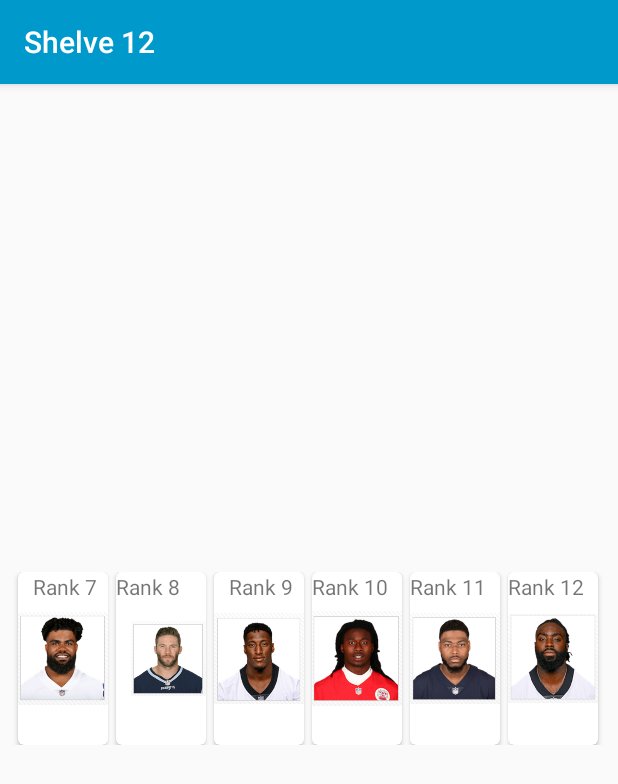
After one commit to jays31/shelve12, an Android app: the PlayActivity screen opened directly, with no data from a screen before it, on a phone screen of 412 x 824 dp. The commit adds this screen. Shown: the top 784 px of the screen. Run offline under Robolectric (Android 15) with nearby library versions, the phone set to English and light mode, and no system bars.

Commit message:
Integrated PlayActivity

```diff
--- a/app/src/main/AndroidManifest.xml
+++ b/app/src/main/AndroidManifest.xml
@@ -9,7 +9,8 @@
         android:roundIcon="@mipmap/ic_launcher_round"
         android:supportsRtl="true"
         android:theme="@style/AppTheme">
-        <activity android:name=".DashboardActivity"></activity>
+        <activity android:name=".PlayActivity"></activity>
+        <activity android:name=".DashboardActivity" />
         <activity
             android:name=".SplashActivity"
             android:label="@string/app_name"
--- a/app/src/main/java/mapleleafs/dal/shelve12/DashboardActivity.java
+++ b/app/src/main/java/mapleleafs/dal/shelve12/DashboardActivity.java
@@ -33,7 +33,7 @@ public class DashboardActivity extends AppCompatActivity
         btnPlay.setOnClickListener(new View.OnClickListener() {
             public void onClick(View arg0) {
 
-                Intent myIntent = new Intent(DashboardActivity.this, SplashActivity.class);
+                Intent myIntent = new Intent(DashboardActivity.this, PlayActivity.class);
                 startActivity(myIntent);
             }
         });
@@ -50,7 +50,7 @@ public class DashboardActivity extends AppCompatActivity
 
         DrawerLayout drawer = (DrawerLayout) findViewById(R.id.drawer_layout);
         ActionBarDrawerToggle toggle = new ActionBarDrawerToggle(
-                this, drawer, toolbar, R.string.navigation_drawer_open, R.string.navigation_drawer_close);
+                this,   drawer, toolbar, R.string.navigation_drawer_open, R.string.navigation_drawer_close);
         drawer.addDrawerListener(toggle);
         toggle.syncState();
 
--- /dev/null
+++ b/app/src/main/java/mapleleafs/dal/shelve12/PlayActivity.java
@@ -0,0 +1,118 @@
+package mapleleafs.dal.shelve12;
+
+import android.os.Bundle;
+import android.support.v7.app.AppCompatActivity;
+import android.support.v7.widget.CardView;
+import android.support.v7.widget.Toolbar;
+import android.view.View;
+import android.widget.Toast;
+
+public class PlayActivity extends AppCompatActivity {
+
+    private static CardView cardView1;
+    private static CardView cardView2;
+    private static CardView cardView3;
+    private static CardView cardView4;
+    private static CardView cardView5;
+    private static CardView cardView6;
+    private static CardView cardView7;
+    private static CardView cardView8;
+    private static CardView cardView9;
+    private static CardView cardView10;
+    private static CardView cardView11;
+    private static CardView cardView12;
+
+
+    @Override
+    protected void onCreate(Bundle savedInstanceState) {
+        super.onCreate(savedInstanceState);
+        setContentView(R.layout.play);
+        Toolbar toolbar = (Toolbar) findViewById(R.id.toolbar);
+        setSupportActionBar(toolbar);
+        getCardViews();
+        setVisibiltyOfCards();
+
+        cardView7.setOnClickListener(new View.OnClickListener() {
+            @Override
+            public void onClick(View v) {
+                cardView1.setVisibility(View.VISIBLE);
+                Toast.makeText(v.getContext(), "Card 7 Clicked", Toast.LENGTH_SHORT).show();
+            }
+        });
+
+        cardView8.setOnClickListener(new View.OnClickListener() {
+            @Override
+            public void onClick(View v) {
+                cardView2.setVisibility(View.VISIBLE);
+                Toast.makeText(v.getContext(), "Card 8 Clicked", Toast.LENGTH_SHORT).show();
+            }
+        });
+
+        cardView9.setOnClickListener(new View.OnClickListener() {
+            @Override
+            public void onClick(View v) {
+                cardView3.setVisibility(View.VISIBLE);
+                Toast.makeText(v.getContext(), "Card 9 Clicked", Toast.LENGTH_SHORT).show();
+            }
+        });
+
+        cardView10.setOnClickListener(new View.OnClickListener() {
+            @Override
+            public void onClick(View v) {
+                cardView4.setVisibility(View.VISIBLE);
+                Toast.makeText(v.getContext(), "Card 10 Clicked", Toast.LENGTH_SHORT).show();
+            }
+        });
+
+        cardView11.setOnClickListener(new View.OnClickListener() {
+            @Override
+            public void onClick(View v) {
+                cardView5.setVisibility(View.VISIBLE);
+                Toast.makeText(v.getContext(), "Card 11 Clicked", Toast.LENGTH_SHORT).show();
+            }
+        });
+
+        cardView12.setOnClickListener(new View.OnClickListener() {
+            @Override
+            public void onClick(View v) {
+                cardView6.setVisibility(View.VISIBLE);
+                Toast.makeText(v.getContext(), "Card 12 Clicked", Toast.LENGTH_SHORT).show();
+            }
+        });
+
+    }
+
+    /**
+     * This method will be used to set the
+     * visibility of cards depending upon whether it is
+     * a user's card or system's card
+     */
+    public void setVisibiltyOfCards(){
+        cardView1.setVisibility(View.INVISIBLE);
+        cardView2.setVisibility(View.INVISIBLE);
+        cardView3.setVisibility(View.INVISIBLE);
+        cardView4.setVisibility(View.INVISIBLE);
+        cardView5.setVisibility(View.INVISIBLE);
+        cardView6.setVisibility(View.INVISIBLE);
+    }
+
+    /**
+     * This method will fetch
+     * the card view objects
+     */
+    public void getCardViews(){
+        cardView1 = findViewById(R.id.card_view_1);
+        cardView2 = findViewById(R.id.card_view_2);
+        cardView3 = findViewById(R.id.card_view_3);
+        cardView4 = findViewById(R.id.card_view_4);
+        cardView5 = findViewById(R.id.card_view_5);
+        cardView6 = findViewById(R.id.card_view_6);
+        cardView7 = findViewById(R.id.card_view_7);
+        cardView8 = findViewById(R.id.card_view_8);
+        cardView9 = findViewById(R.id.card_view_9);
+        cardView10 = findViewById(R.id.card_view_10);
+        cardView11 = findViewById(R.id.card_view_11);
+        cardView12 = findViewById(R.id.card_view_12);
+    }
+
+}
--- /dev/null
+++ b/app/src/main/res/layout/play.xml
@@ -0,0 +1,274 @@
+<?xml version="1.0" encoding="utf-8"?>
+<LinearLayout
+    xmlns:android="http://schemas.android.com/apk/res/android"
+    xmlns:app="http://schemas.android.com/apk/res-auto"
+    xmlns:tools="http://schemas.android.com/tools"
+    android:layout_width="match_parent"
+    android:layout_height="match_parent"
+    android:orientation="vertical">
+
+    <android.support.design.widget.AppBarLayout
+        android:layout_width="match_parent"
+        android:layout_height="wrap_content"
+        android:theme="@style/AppTheme.AppBarOverlay">
+
+        <android.support.v7.widget.Toolbar
+            android:id="@+id/toolbar"
+            android:layout_width="match_parent"
+            android:layout_height="?attr/actionBarSize"
+            android:background="@android:color/holo_blue_dark"
+            app:popupTheme="@style/AppTheme.PopupOverlay" />
+    </android.support.design.widget.AppBarLayout>
+
+    <!-- This layout is used to create the activity_cards for the computer   -->
+    <LinearLayout
+        android:layout_width="match_parent"
+        android:layout_height="wrap_content"
+        android:layout_marginTop="10dp"
+        android:orientation="horizontal">
+
+        <android.support.v7.widget.CardView xmlns:card_view="http://schemas.android.com/apk/res-auto"
+            android:id="@+id/card_view_1"
+            android:layout_width="60dp"
+            android:layout_height="115dp"
+            android:layout_gravity="center"
+            android:layout_marginLeft="12dp"
+            card_view:cardCornerRadius="4dp">
+
+            <ImageView
+                android:id="@+id/imageView_1"
+                android:layout_width="match_parent"
+                android:layout_height="match_parent"
+                android:src="@raw/player1" />
+
+            <TextView
+                android:layout_width="match_parent"
+                android:layout_height="113dp"
+                android:layout_marginLeft="10dp"
+                android:text="Rank 1" />
+        </android.support.v7.widget.CardView>
+
+        <android.support.v7.widget.CardView xmlns:card_view="http://schemas.android.com/apk/res-auto"
+            android:id="@+id/card_view_2"
+            android:layout_width="60dp"
+            android:layout_height="115dp"
+            android:layout_gravity="center"
+            android:layout_marginLeft="5dp"
+            card_view:cardCornerRadius="4dp">
+
+            <ImageView
+                android:id="@+id/imageView_2"
+                android:layout_width="match_parent"
+                android:layout_height="match_parent"
+                android:src="@raw/player2" />
+
+            <TextView
+                android:layout_width="match_parent"
+                android:layout_height="113dp"
+                android:layout_marginLeft="10dp"
+                android:text="Rank 2" />
+        </android.support.v7.widget.CardView>
+
+        <android.support.v7.widget.CardView
+            android:id="@+id/card_view_5"
+            android:layout_width="60dp"
+            android:layout_height="115dp"
+            android:layout_gravity="center"
+            android:layout_marginLeft="5dp"
+            app:cardCornerRadius="4dp">
+
+            <ImageView
+                android:id="@+id/imageView_5"
+                android:layout_width="match_parent"
+                android:layout_height="match_parent"
+                android:src="@raw/player5" />
+
+            <TextView
+                android:layout_width="match_parent"
+                android:layout_height="113dp"
+                android:layout_marginLeft="10dp"
+                android:text="Rank 5" />
+        </android.support.v7.widget.CardView>
+
+        <android.support.v7.widget.CardView xmlns:card_view="http://schemas.android.com/apk/res-auto"
+            android:id="@+id/card_view_3"
+            android:layout_width="60dp"
+            android:layout_height="115dp"
+            android:layout_gravity="center"
+            android:layout_marginLeft="5dp"
+            card_view:cardCornerRadius="4dp">
+
+            <ImageView
+                android:id="@+id/imageView_3"
+                android:layout_width="match_parent"
+                android:layout_height="match_parent"
+                android:src="@raw/player3" />
+
+            <TextView
+                android:layout_width="match_parent"
+                android:layout_height="113dp"
+                android:layout_marginLeft="10dp"
+                android:text="Rank 3" />
+        </android.support.v7.widget.CardView>
+
+        <android.support.v7.widget.CardView xmlns:card_view="http://schemas.android.com/apk/res-auto"
+            android:id="@+id/card_view_4"
+            android:layout_width="60dp"
+            android:layout_height="115dp"
+            android:layout_gravity="center"
+            android:layout_marginLeft="5dp"
+            card_view:cardCornerRadius="4dp">
+
+            <ImageView
+                android:id="@+id/imageView_4"
+                android:layout_width="match_parent"
+                android:layout_height="match_parent"
+                android:src="@raw/player4" />
+
+            <TextView
+                android:layout_width="match_parent"
+                android:layout_height="113dp"
+                android:layout_marginLeft="10dp"
+                android:text="Rank 4" />
+        </android.support.v7.widget.CardView>
+
+        <android.support.v7.widget.CardView xmlns:card_view="http://schemas.android.com/apk/res-auto"
+            android:id="@+id/card_view_6"
+            android:layout_width="60dp"
+            android:layout_height="115dp"
+            android:layout_gravity="center"
+            android:layout_marginLeft="5dp"
+            card_view:cardCornerRadius="4dp">
+
+            <ImageView
+                android:id="@+id/imageView_6"
+                android:layout_width="match_parent"
+                android:layout_height="match_parent"
+                android:src="@raw/player6" />
+
+            <TextView
+                android:layout_width="match_parent"
+                android:layout_height="113dp"
+                android:layout_marginLeft="10dp"
+                android:text="Rank 6" />
+        </android.support.v7.widget.CardView>
+    </LinearLayout>
+    <!-- This layout is used to create the activity_cards for the computer   -->
+    <LinearLayout
+        android:layout_width="match_parent"
+        android:layout_height="wrap_content"
+        android:layout_marginTop="200dp"
+        android:orientation="horizontal">
+
+        <android.support.v7.widget.CardView xmlns:card_view="http://schemas.android.com/apk/res-auto"
+            android:id="@+id/card_view_7"
+            android:layout_width="60dp"
+            android:layout_height="115dp"
+            android:layout_marginLeft="12dp"
+            android:layout_gravity="center"
+            card_view:cardCornerRadius="4dp">
+            <ImageView
+                android:id="@+id/imageView_7"
+                android:layout_width="match_parent"
+                android:layout_height="match_parent"
+                android:src="@raw/player7" />
+            <TextView
+                android:layout_width="match_parent"
+                android:layout_height="113dp"
+                android:layout_marginLeft="10dp"
+                android:text="Rank 7" />
+        </android.support.v7.widget.CardView>
+
+        <android.support.v7.widget.CardView xmlns:card_view="http://schemas.android.com/apk/res-auto"
+            android:id="@+id/card_view_8"
+            android:layout_width="60dp"
+            android:layout_height="115dp"
+            android:layout_marginLeft="5dp"
+            android:layout_gravity="center"
+            card_view:cardCornerRadius="4dp">
+            <ImageView
+                android:id="@+id/imageView_8"
+                android:layout_width="match_parent"
+                android:layout_height="match_parent"
+                android:layout_marginLeft="10dp"
+                android:src="@raw/player8" />
+            <TextView
+                android:layout_width="match_parent"
+                android:layout_height="113dp"
+                android:text="Rank 8" />
+        </android.support.v7.widget.CardView>
+
+        <android.support.v7.widget.CardView xmlns:card_view="http://schemas.android.com/apk/res-auto"
+            android:id="@+id/card_view_9"
+            android:layout_width="60dp"
+            android:layout_marginLeft="5dp"
+            android:layout_height="115dp"
+            android:layout_gravity="center"
+            card_view:cardCornerRadius="4dp">
+            <ImageView
+                android:id="@+id/imageView_9"
+                android:layout_width="match_parent"
+                android:layout_height="match_parent"
+                android:src="@raw/player9" />
+            <TextView
+                android:layout_width="match_parent"
+                android:layout_height="113dp"
+                android:layout_marginLeft="10dp"
+                android:text="Rank 9" />
+        </android.support.v7.widget.CardView>
+
+        <android.support.v7.widget.CardView xmlns:card_view="http://schemas.android.com/apk/res-auto"
+            android:id="@+id/card_view_10"
+            android:layout_width="60dp"
+            android:layout_marginLeft="5dp"
+            android:layout_height="115dp"
+            android:layout_gravity="center"
+            card_view:cardCornerRadius="4dp">
+            <ImageView
+                android:id="@+id/imageView_10"
+                android:layout_width="match_parent"
+                android:layout_height="match_parent"
+                android:src="@raw/player10" />
+            <TextView
+                android:layout_width="match_parent"
+                android:layout_height="113dp"
+                android:text="Rank 10" />
+        </android.support.v7.widget.CardView>
+
+        <android.support.v7.widget.CardView xmlns:card_view="http://schemas.android.com/apk/res-auto"
+            android:id="@+id/card_view_11"
+            android:layout_width="60dp"
+            android:layout_marginLeft="5dp"
+            android:layout_height="115dp"
+            android:layout_gravity="center"
+            card_view:cardCornerRadius="4dp">
+            <ImageView
+                android:id="@+id/imageView_11"
+                android:layout_width="match_parent"
+                android:layout_height="match_parent"
+                android:src="@raw/player11" />
+            <TextView
+                android:layout_width="match_parent"
+                android:layout_height="113dp"
+                android:text="Rank 11" />
+        </android.support.v7.widget.CardView>
+
+        <android.support.v7.widget.CardView xmlns:card_view="http://schemas.android.com/apk/res-auto"
+            android:id="@+id/card_view_12"
+            android:layout_marginLeft="5dp"
+            android:layout_width="60dp"
+            android:layout_height="115dp"
+            android:layout_gravity="center"
+            card_view:cardCornerRadius="4dp">
+            <ImageView
+                android:id="@+id/imageView_12"
+                android:layout_width="match_parent"
+                android:layout_height="match_parent"
+                android:src="@raw/player12" />
+            <TextView
+                android:layout_width="match_parent"
+                android:layout_height="113dp"
+                android:text="Rank 12" />
+        </android.support.v7.widget.CardView>
+    </LinearLayout>
+</LinearLayout>
--- a/app/src/main/res/layout/splash_screen.xml
+++ b/app/src/main/res/layout/splash_screen.xml
@@ -1,5 +1,5 @@
 <?xml version="1.0" encoding="utf-8"?>
-<android.support.constraint.ConstraintLayout xmlns:android="http://schemas.android.com/apk/res/android"
+<LinearLayout xmlns:android="http://schemas.android.com/apk/res/android"
     xmlns:app="http://schemas.android.com/apk/res-auto"
     xmlns:tools="http://schemas.android.com/tools"
     android:layout_width="match_parent"
@@ -7,4 +7,11 @@
     android:background="@color/design_default_color_primary"
     tools:context=".SplashActivity">
 
-</android.support.constraint.ConstraintLayout>
+    <ImageView
+        android:layout_width="40dp"
+        android:layout_height="match_parent"
+        android:layout_weight="1"
+        android:gravity="center"
+        android:src="@raw/splash" />
+
+</LinearLayout>
```
Also changed, not shown: app/src/main/res/raw/logo.png, app/src/main/res/raw/player1.png (added), app/src/main/res/raw/player10.png (added), app/src/main/res/raw/player11.png (added), app/src/main/res/raw/player12.png (added), app/src/main/res/raw/player2.png (added), app/src/main/res/raw/player3.png (added), app/src/main/res/raw/player4.png (added), app/src/main/res/raw/player5.png (added), app/src/main/res/raw/player6.png (added), app/src/main/res/raw/player7.png (added), app/src/main/res/raw/player8.png (added), app/src/main/res/raw/player9.png (added), app/src/main/res/raw/splash.png (added).
